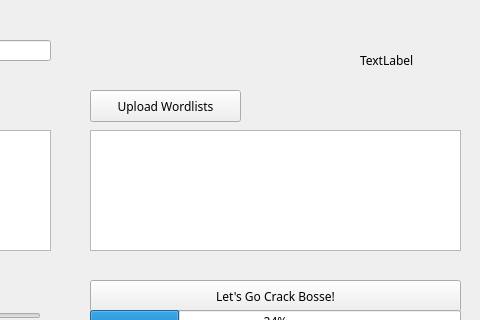
First picture: the form in forms/mainwindow.ui, repository simonthorell/hash-bosse-cat, before the edit; both pictures show x 320 to 800 and y 0 to 320 of the 800 by 634 pixel window.
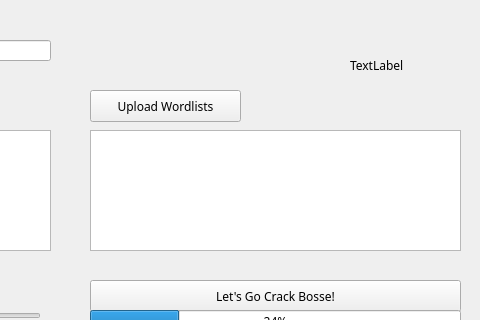
Second picture: the form after the edit. Icons and pictures are not drawn.

```diff
--- a/forms/mainwindow.ui
+++ b/forms/mainwindow.ui
@@ -213,10 +213,10 @@
    <widget class="QLabel" name="label">
     <property name="geometry">
      <rect>
-      <x>680</x>
+      <x>670</x>
       <y>10</y>
-      <width>100</width>
-      <height>100</height>
+      <width>110</width>
+      <height>110</height>
      </rect>
     </property>
     <property name="text">
```
